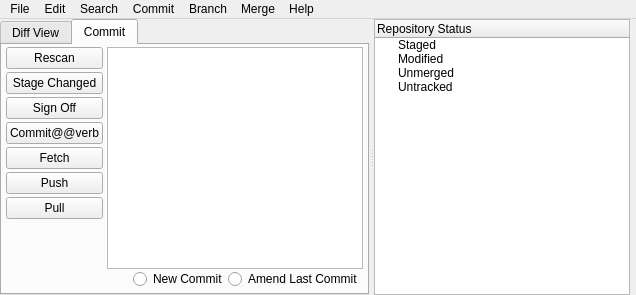
First picture: the form in ui/main.ui, repository git-cola/git-cola, before the edit.
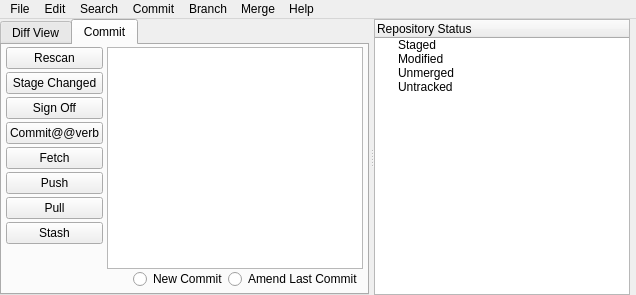
Second picture: the form after the edit.

Commit message: ui: add a stash button to the main ui

```diff
--- a/ui/main.ui
+++ b/ui/main.ui
@@ -278,6 +278,13 @@
               </property>
              </widget>
             </item>
+            <item>
+             <widget class="QPushButton" name="stash_button" >
+              <property name="text" >
+               <string>Stash</string>
+              </property>
+             </widget>
+            </item>
             <item>
              <spacer>
               <property name="orientation" >
```
The commit also changes 1 other file.
